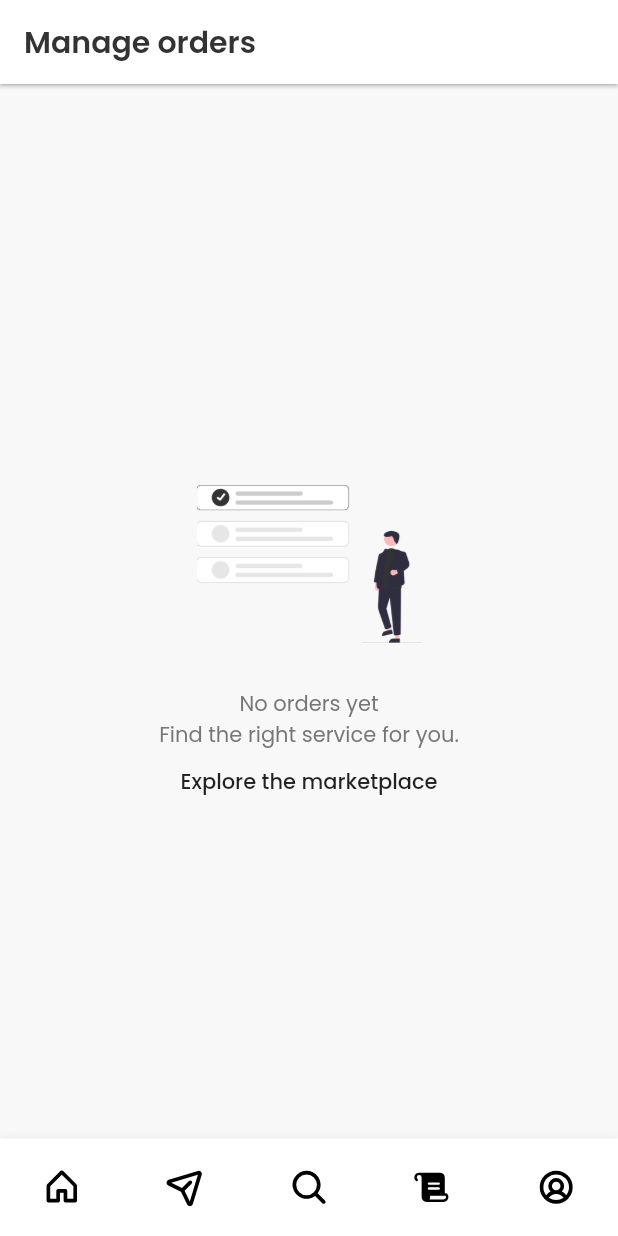
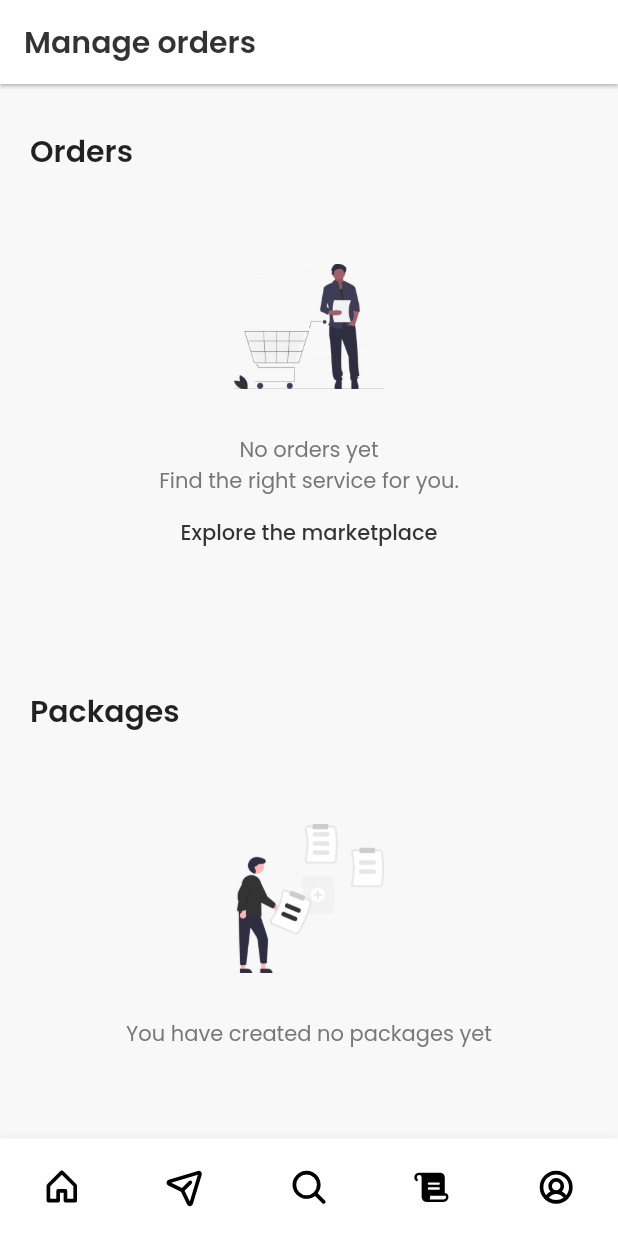
Before and after one commit to mabdullah412/online-event-service-marketplace-flutter, a Flutter app: the screen it shows after launch, item 4 of the bottom bar chosen, on a phone screen of 412 x 824 dp. Run offline on Flutter 3.47's test engine with Material 2 defaults, Android fonts, the phone set to English and light mode, and no system bars; our stand-ins replace phosphor_flutter; network calls fail.

Commit message:
updated orders screen. updating service screen.  added new illustrations

```diff
--- a/lib/main.dart
+++ b/lib/main.dart
@@ -47,7 +47,7 @@ class MyApp extends StatelessWidget {
         ),
 
         // home
-        home: PageviewController(),
+        home: const PageviewController(),
       ),
     );
   }
--- a/lib/screens/orders_screen.dart
+++ b/lib/screens/orders_screen.dart
@@ -1,4 +1,6 @@
 import 'package:flutter/material.dart';
+import 'package:semester_project/widgets/orders_container.dart';
+import 'package:semester_project/widgets/packages_container.dart';
 
 class OrdersPage extends StatefulWidget {
   const OrdersPage({Key? key}) : super(key: key);
@@ -9,9 +11,10 @@ class OrdersPage extends StatefulWidget {
 
 class OrdersPageState extends State<OrdersPage> {
   // styling
-  // light-text
-  final lightTextStyle = const TextStyle(
-    color: Color(0xFF777777),
+  // heading-text
+  final headingTextStyle = const TextStyle(
+    fontSize: 20,
+    fontWeight: FontWeight.w600,
   );
 
   @override
@@ -23,40 +26,28 @@ class OrdersPageState extends State<OrdersPage> {
       color: const Color(0xFFF8F8F8),
       // padding
       padding: const EdgeInsets.only(
-        top: 40,
+        top: 30,
         right: 20,
         left: 20,
       ),
-      child: Center(
+      child: SizedBox(
+        width: MediaQuery.of(context).size.width,
         child: Column(
-          mainAxisAlignment: MainAxisAlignment.center,
+          crossAxisAlignment: CrossAxisAlignment.start,
           children: [
-            Image.asset(
-              'assets/illustrations/empty_orders_list.png',
-              width: 150,
+            Text(
+              'Orders',
+              style: headingTextStyle,
             ),
-            const SizedBox(
-              height: 30,
+            const SizedBox(height: 60),
+            const OrdersContainer(),
+            const SizedBox(height: 80),
+            Text(
+              'Packages',
+              style: headingTextStyle,
             ),
-            Text(
-              'No orders yet',
-              style: lightTextStyle,
-            ),
-            Text(
-              'Find the right service for you.',
-              style: lightTextStyle,
-              textAlign: TextAlign.center,
-            ),
-            const Padding(
-              padding: EdgeInsets.only(top: 10),
-              child: Text(
-                'Explore the marketplace',
-                style: TextStyle(
-                  fontWeight: FontWeight.w500,
-                ),
-                textAlign: TextAlign.center,
-              ),
-            ),
+            const SizedBox(height: 60),
+            const PackagesContainer(),
           ],
         ),
       ),
--- a/lib/screens/pageview_controller_screen.dart
+++ b/lib/screens/pageview_controller_screen.dart
@@ -19,13 +19,20 @@ class PageviewController extends StatefulWidget {
 }
 
 class _PageviewControllerState extends State<PageviewController> {
+  // gotoScreen functions
+  // void _goToDiscoverScreen() {
+  //   setState(() {
+  //     index = 2;
+  //   });
+  // }
+
   // screens
-  final screens = const [
-    HomePage(),
-    InboxPage(),
-    DiscoverPage(),
-    OrdersPage(),
-    ProfilePage(),
+  final screens = [
+    const HomePage(),
+    const InboxPage(),
+    const DiscoverPage(),
+    const OrdersPage(),
+    const ProfilePage(),
   ];
 
   // appbar titles
@@ -52,7 +59,7 @@ class _PageviewControllerState extends State<PageviewController> {
                 Navigator.push(
                   context,
                   MaterialPageRoute(
-                    builder: (context) => SettingsPage(),
+                    builder: (context) => const SettingsPage(),
                   ),
                 );
               },
--- /dev/null
+++ b/lib/widgets/orders_container.dart
@@ -0,0 +1,43 @@
+import 'package:flutter/material.dart';
+
+class OrdersContainer extends StatelessWidget {
+  const OrdersContainer({Key? key}) : super(key: key);
+
+  // styling
+  // light-text
+  final lightTextStyle = const TextStyle(
+    color: Color(0xFF777777),
+  );
+
+  @override
+  Widget build(BuildContext context) {
+    return SizedBox(
+      width: MediaQuery.of(context).size.width,
+      child: Column(
+        crossAxisAlignment: CrossAxisAlignment.center,
+        children: [
+          Image.asset(
+            'assets/illustrations/empty_cart.png',
+            width: 100,
+          ),
+          const SizedBox(
+            height: 30,
+          ),
+          Text(
+            'No orders yet',
+            style: lightTextStyle,
+          ),
+          Text(
+            'Find the right service for you.',
+            style: lightTextStyle,
+            textAlign: TextAlign.center,
+          ),
+          TextButton(
+            child: const Text('Explore the marketplace'),
+            onPressed: () {},
+          ),
+        ],
+      ),
+    );
+  }
+}
--- /dev/null
+++ b/lib/widgets/packages_container.dart
@@ -0,0 +1,34 @@
+import 'package:flutter/material.dart';
+
+class PackagesContainer extends StatelessWidget {
+  const PackagesContainer({Key? key}) : super(key: key);
+
+  // styling
+  // light-text
+  final lightTextStyle = const TextStyle(
+    color: Color(0xFF777777),
+  );
+
+  @override
+  Widget build(BuildContext context) {
+    return SizedBox(
+      width: MediaQuery.of(context).size.width,
+      child: Column(
+        crossAxisAlignment: CrossAxisAlignment.center,
+        children: [
+          Image.asset(
+            'assets/illustrations/no_packages.png',
+            width: 100,
+          ),
+          const SizedBox(
+            height: 30,
+          ),
+          Text(
+            'You have created no packages yet',
+            style: lightTextStyle,
+          ),
+        ],
+      ),
+    );
+  }
+}
```
Also changed, not shown: lib/screens/discover_screen.dart (+24 -1 lines), lib/screens/profile_screen.dart (+40 -3 lines), lib/screens/services_screen.dart (+29 -13 lines), lib/widgets/service_tile.dart (added, +37 -0 lines), pubspec.yaml (+9 -62 lines), assets/illustrations/create_account.png (added), assets/illustrations/empty_cart.png (added), assets/illustrations/forgot_password.png (added), assets/illustrations/login.png (added), assets/illustrations/no_packages.png (added), assets/illustrations/page_not_found.png (added), assets/illustrations/upload_image.png (added).
